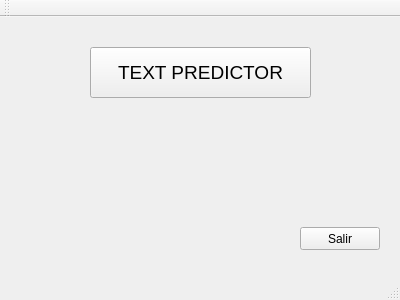
Above: textpredictor/mainwindow.ui from LdGalaschow/Proyecto-Pr3 before the change. Below: the same form after it.
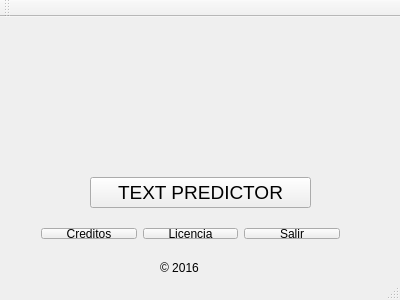
That is the form after the change. Icons and pictures are not drawn.

```diff
--- a/textpredictor/mainwindow.ui
+++ b/textpredictor/mainwindow.ui
@@ -18,9 +18,9 @@
     <property name="geometry">
      <rect>
       <x>90</x>
-      <y>30</y>
+      <y>160</y>
       <width>221</width>
-      <height>51</height>
+      <height>31</height>
      </rect>
     </property>
     <property name="font">
@@ -32,18 +32,67 @@
      <string>TEXT PREDICTOR</string>
     </property>
    </widget>
-   <widget class="QPushButton" name="salir">
+   <widget class="QLabel" name="label">
     <property name="geometry">
      <rect>
-      <x>300</x>
-      <y>210</y>
-      <width>80</width>
-      <height>23</height>
+      <x>130</x>
+      <y>0</y>
+      <width>132</width>
+      <height>127</height>
      </rect>
     </property>
     <property name="text">
-     <string>Salir</string>
+     <string/>
     </property>
+    <property name="pixmap">
+     <pixmap resource="imagen.qrc">:/new/prefix1/Imagen/15301276_10207458295362248_1619023415_n.png.jpeg</pixmap>
+    </property>
+   </widget>
+   <widget class="QLabel" name="label_2">
+    <property name="geometry">
+     <rect>
+      <x>160</x>
+      <y>240</y>
+      <width>66</width>
+      <height>21</height>
+     </rect>
+    </property>
+    <property name="text">
+     <string>© 2016</string>
+    </property>
+   </widget>
+   <widget class="QWidget" name="">
+    <property name="geometry">
+     <rect>
+      <x>30</x>
+      <y>200</y>
+      <width>321</width>
+      <height>33</height>
+     </rect>
+    </property>
+    <layout class="QHBoxLayout" name="horizontalLayout">
+     <item>
+      <widget class="QPushButton" name="ButtonCreditos">
+       <property name="text">
+        <string>Creditos</string>
+       </property>
+      </widget>
+     </item>
+     <item>
+      <widget class="QPushButton" name="ButtonLicencia">
+       <property name="text">
+        <string>Licencia</string>
+       </property>
+      </widget>
+     </item>
+     <item>
+      <widget class="QPushButton" name="salir">
+       <property name="text">
+        <string>Salir</string>
+       </property>
+      </widget>
+     </item>
+    </layout>
    </widget>
   </widget>
   <widget class="QMenuBar" name="menuBar">
```
Left out of the diff: 6 changed lines with no effect on the pictures.
